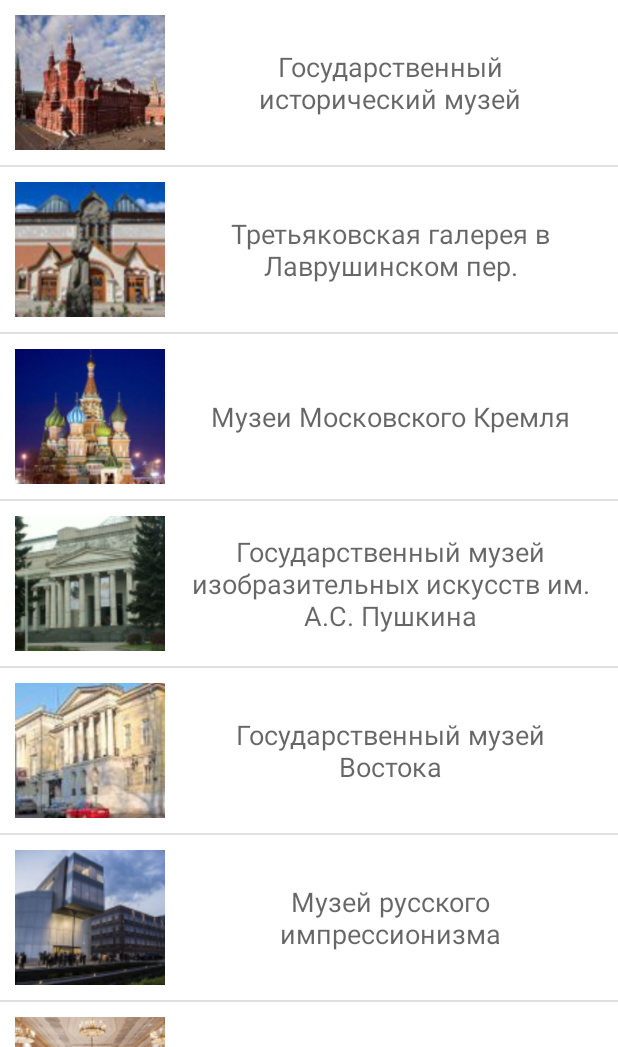
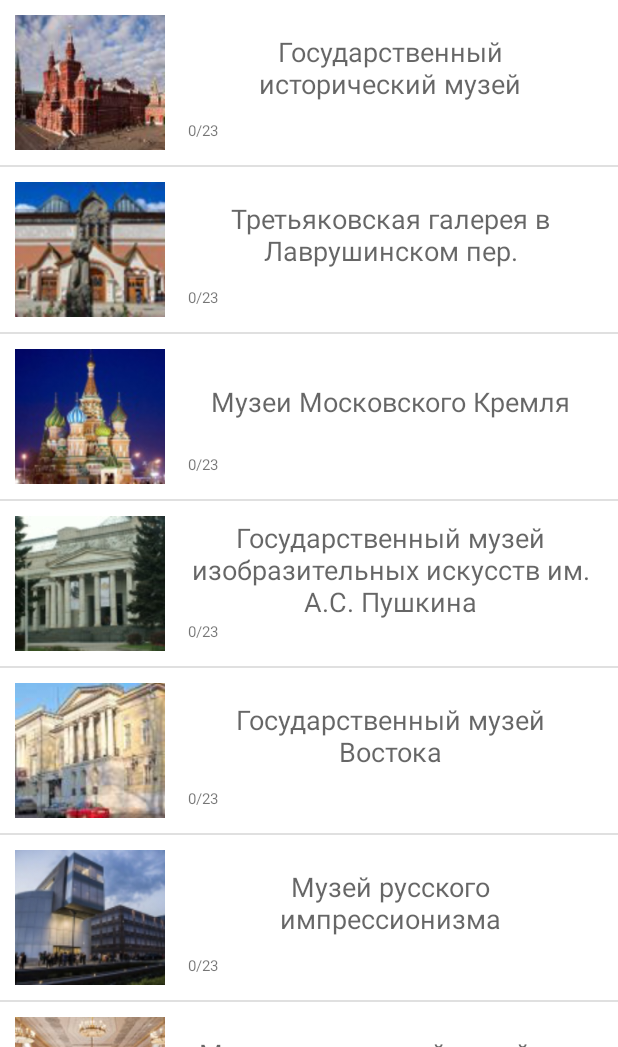
Before and after one commit to vbelovitsky/MyWay, an Android app: the screen it shows after launch (MainActivity), on a phone screen of 412 x 824 dp, the part 189-1236 px from its top. Run offline under Robolectric (Android 15) with nearby library versions, the phone set to English and light mode, and no system bars.

Commit message:
all guessed staff savings added

```diff
--- a/MyWay/app/src/main/java/com/example/user/myway/MainActivity.java
+++ b/MyWay/app/src/main/java/com/example/user/myway/MainActivity.java
@@ -1,6 +1,8 @@
 package com.example.user.myway;
 
+import android.content.Context;
 import android.content.Intent;
+import android.content.SharedPreferences;
 import android.support.v7.app.AppCompatActivity;
 import android.os.Bundle;
 import android.view.View;
@@ -19,7 +21,7 @@
         setContentView(R.layout.activity_main);
 
         final ListView listOfPlaces = (ListView)findViewById(R.id.list_of_places);
-        CustomAdapter customAdapter = new CustomAdapter();
+        CustomAdapter customAdapter = new CustomAdapter(this);
         listOfPlaces.setAdapter(customAdapter);
 
         listOfPlaces.setOnItemClickListener(new AdapterView.OnItemClickListener() {
@@ -30,12 +32,17 @@
                 startActivity(intentPlace);
             }
         });
+
     }
 
     class CustomAdapter extends BaseAdapter{
+
         //region Var
-        final String[] placeNames = getResources().getStringArray(R.array.place_names_array);
-        final int[] placeImages = {
+        private Staff staff = new Staff();
+        private SharedPreferences spscores;
+        private String[] placeNames = getResources().getStringArray(R.array.place_names_array);
+        private String[]placeScores = new String[placeNames.length];
+        private int[] placeImages = {
                 R.drawable.baa_historymuseum,
                 R.drawable.bab_tretyakovgallery,
                 R.drawable.bac_kremlin,
@@ -50,6 +57,12 @@
                 R.drawable.bal_tretyakovval
 
         };
+        CustomAdapter(Context context){
+            for (int i = 0; i<placeNames.length; i++) {
+                spscores = context.getSharedPreferences("SavedAnswers" + i, MODE_PRIVATE);
+                placeScores[i] = spscores.getString("SavedScore", "0");
+            }
+        }
         //endregion
         @Override
         public int getCount() {
@@ -69,9 +82,11 @@
 
             ImageView placeImage = convertView.findViewById(R.id.item_image);
             TextView placeName = convertView.findViewById(R.id.item_text);
+            TextView placeScore = convertView.findViewById(R.id.item_scores);
 
             placeImage.setImageResource(placeImages[position]);
             placeName.setText(placeNames[position]);
+            placeScore.setText(placeScores[position]+"/"+String.valueOf(staff.getStaffImagesArrayLength(position)));
 
             return convertView;
         }
--- a/MyWay/app/src/main/java/com/example/user/myway/Staff.java
+++ b/MyWay/app/src/main/java/com/example/user/myway/Staff.java
@@ -77,14 +77,20 @@
         currentImages = staffImages[position];
         currentAnswers = answersArray[position];
     }
+    public Staff(){
 
+    }
+    public int getStaffImagesArrayLength(int position){
+        return staffImages[position].length;
+    }
 
     public int getStaffImage(int position){return currentImages[position];}
     public String getAnswer(int position){return currentAnswers[position];}
     public int getLength(){return currentImages.length;}
 
-    public void setCurrentCompletedAnswer(int pos){
+    public void setCurrentCompletedAnswer(int pos, int score){
         editorAnswers.putString("SavedAnswer"+pos, "YES");
+        editorAnswers.putString("SavedScore", String.valueOf(score));
         editorAnswers.apply();
     }
 
@@ -96,6 +102,7 @@
     public void resetCurrentCompletedAnswers(){
         for (int pos = 0; pos<currentAnswers.length; pos++)
             editorAnswers.putString("SavedAnswer"+pos, "NO");
+        editorAnswers.putString("SavedScore", "0");
         editorAnswers.apply();
     }
 
--- a/MyWay/app/src/main/java/com/example/user/myway/StaffActivity.java
+++ b/MyWay/app/src/main/java/com/example/user/myway/StaffActivity.java
@@ -49,8 +49,8 @@
                 if (!currentStaff.checkCurrentCompletedAnswer(positionOfStaff)) {
                     String answer = editAnswer.getText().toString();
                     if (answer.equals(currentStaff.getAnswer(positionOfStaff))) {
-                        currentStaff.setCurrentCompletedAnswer(positionOfStaff);
                         scoreNum = scoreNum + 1;
+                        currentStaff.setCurrentCompletedAnswer(positionOfStaff, scoreNum);
                         score.setText(String.valueOf(scoreNum));
                         editor.putString("Score"+getPosition, String.valueOf(scoreNum));
                         editor.apply();
--- a/MyWay/app/src/main/res/layout/main_custom_item.xml
+++ b/MyWay/app/src/main/res/layout/main_custom_item.xml
@@ -14,8 +14,8 @@
     <TextView
         android:id="@+id/item_text"
         android:layout_width="270dp"
-        android:layout_height="90dp"
-        android:layout_marginBottom="10dp"
+        android:layout_height="70dp"
+        android:layout_marginBottom="5dp"
         android:layout_marginEnd="10dp"
         android:layout_marginLeft="10dp"
         android:layout_marginRight="10dp"
@@ -26,4 +26,14 @@
         android:padding="2dp"
         android:textAppearance="?android:textAppearanceMedium"/>
 
+    <TextView
+        android:id="@+id/item_scores"
+        android:layout_width="270dp"
+        android:layout_height="20dp"
+        android:layout_alignBottom="@+id/item_image"
+        android:layout_alignStart="@+id/item_text"
+        android:layout_marginEnd="10dp"
+        android:layout_toEndOf="@id/item_image"
+        android:textSize="10dp"/>
+
 </RelativeLayout>
```
